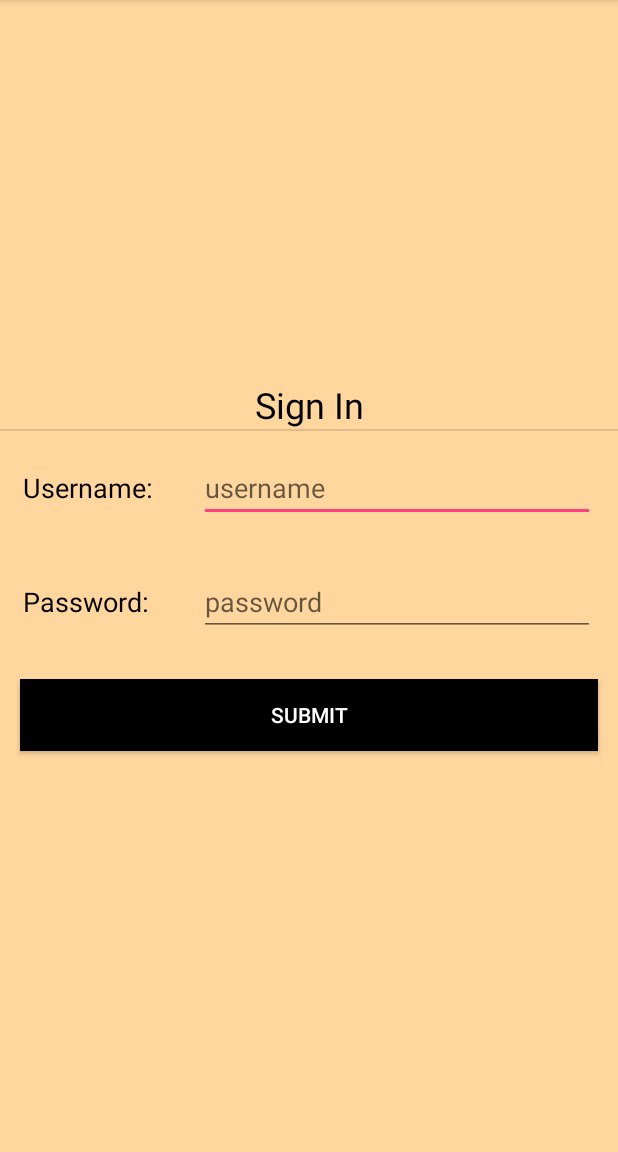
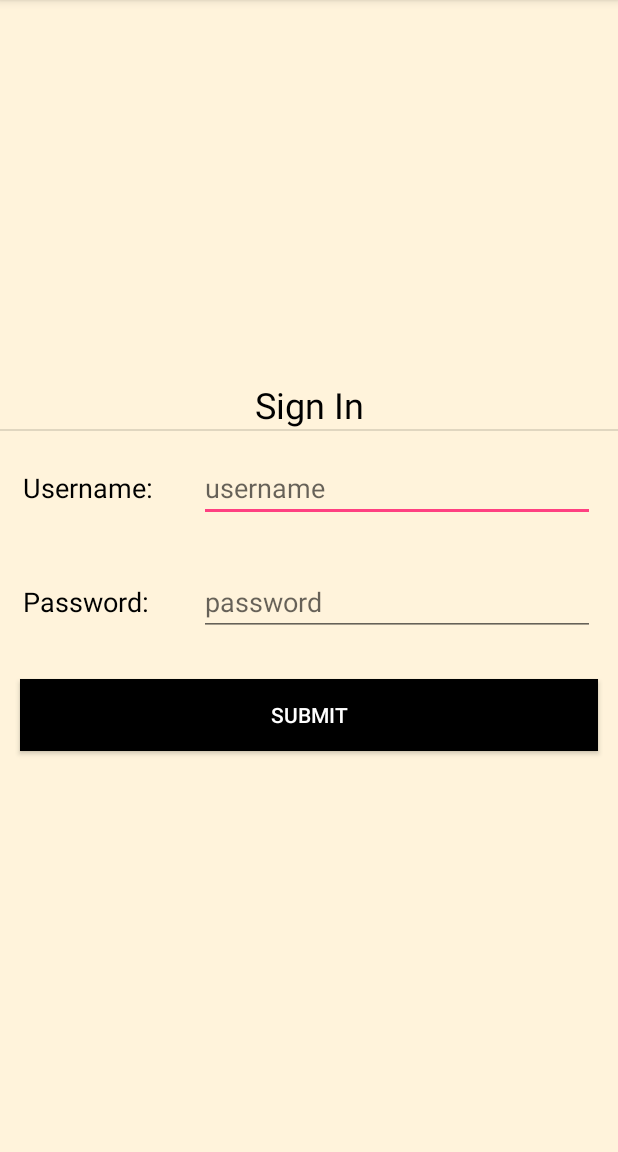
Before and after one commit to enderian/SoftwareEngineering, an Android app: the signInActivity screen opened directly, with no data from a screen before it, on a phone screen of 412 x 824 dp, the part 84-1236 px from its top. Run offline under Robolectric (Android 15) with nearby library versions, the phone set to English and light mode, and no system bars.

Commit message:
new package, activity Sign In

```diff
--- a/app/src/main/res/layout/activity_sign_in.xml
+++ b/app/src/main/res/layout/activity_sign_in.xml
@@ -4,7 +4,7 @@
     xmlns:tools="http://schemas.android.com/tools"
     android:layout_width="match_parent"
     android:layout_height="match_parent"
-    android:background="@color/activityOrange"
+    android:background="@color/activityBackground"
     android:orientation="vertical"
     tools:context=".activities.signInActivity"
     android:gravity="center">
--- a/app/src/main/res/values/colors.xml
+++ b/app/src/main/res/values/colors.xml
@@ -5,5 +5,5 @@
     <color name="colorAccent">#FF4081</color>
     <color name="white">#FFFFFF</color>
     <color name="black">#000000</color>
-    <color name="activityOrange">#ffd69e</color>
+    <color name="activityBackground">#fff3db</color>
 </resources>
```
